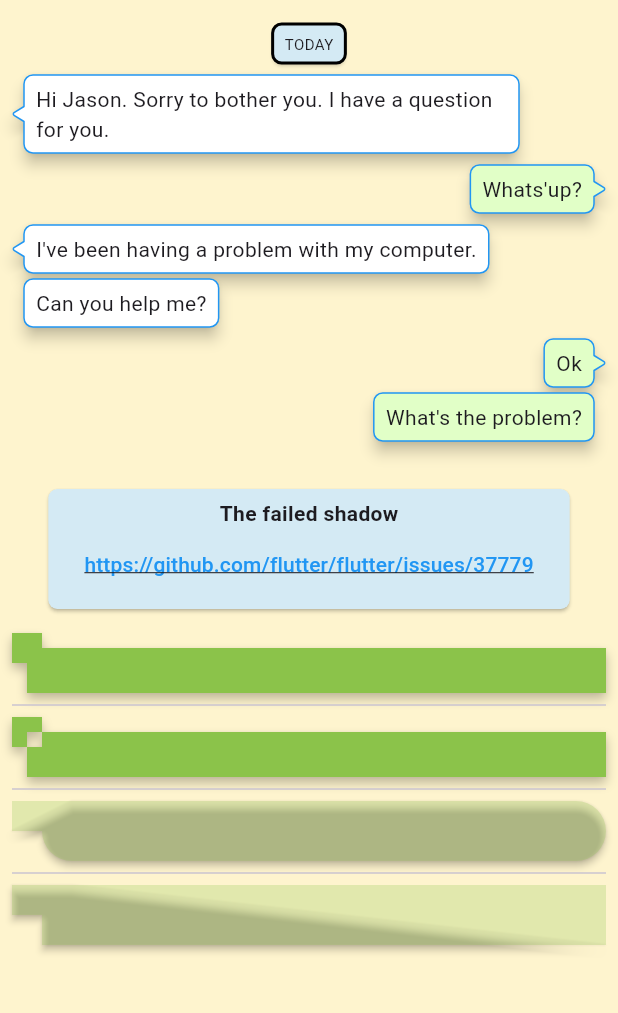
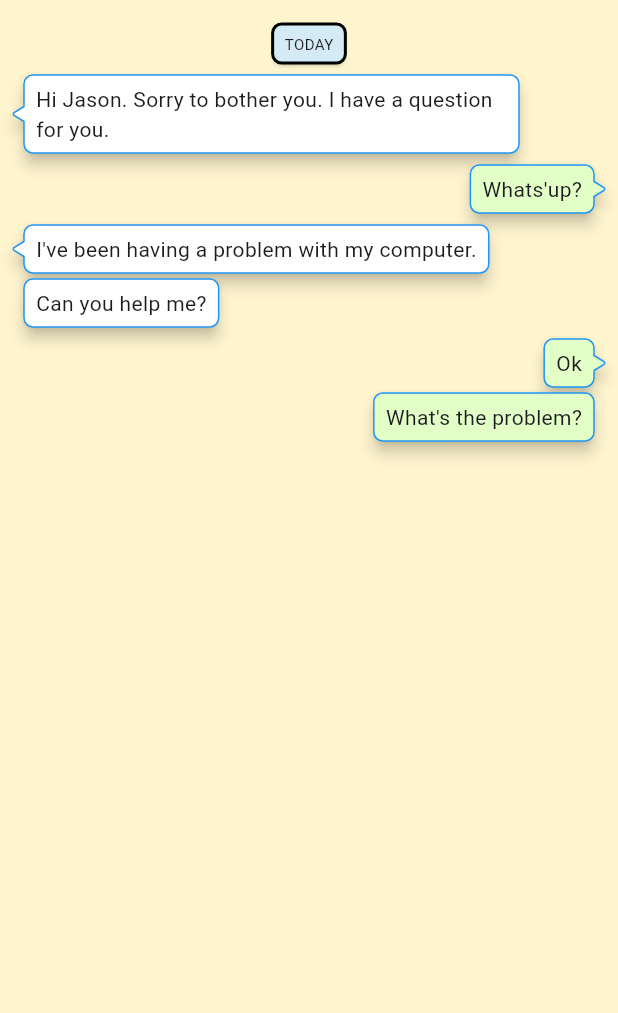
Before and after one commit to vi-k/bubble, a Flutter app: the screen it shows after launch, on a phone screen of 412 x 824 dp, the part 84-1097 px from its top. Run offline on Flutter 3.47's test engine with Material 3 defaults, Android fonts, the phone set to English and light mode, and no system bars.

Commit message:
chore: drop the failed-shadow block from the example
The block showed flutter/flutter#37779 next to the chat. That bug is
only visible on Skia, and under Impeller the heading stood over
correct shadows. The bubble itself never takes that path: it draws
its shadow with transparentOccluder false. The block was also the
only reason the example needed url_launcher and the package
exported IssueClipper. The bug is tracked as flutter/flutter#194448
with a minimal sample.

Co-Authored-By: Claude Opus 5.5 <noreply@anthropic.com>
Claude-Session: https://claude.ai/code/session_01PcLPeLDJajr6aF9uy6LZsE

```diff
--- a/example/lib/main.dart
+++ b/example/lib/main.dart
@@ -1,7 +1,5 @@
 import 'package:bubble/bubble.dart';
-import 'package:bubble/issue_clipper.dart';
 import 'package:flutter/material.dart';
-import 'package:url_launcher/url_launcher.dart';
 
 void main() => runApp(const MyApp());
 
@@ -113,69 +111,6 @@ class _MyHomePageState extends State<MyHomePage> {
                 margin: const BubbleEdges.only(top: 4),
                 child: const Text("What's the problem?"),
               ),
-              Bubble(
-                alignment: Alignment.center,
-                color: const Color.fromARGB(255, 212, 234, 244),
-                margin: const BubbleEdges.only(top: 32, bottom: 16),
-                child: Column(
-                  mainAxisSize: MainAxisSize.min,
-                  children: [
-                    const Text(
-                      'The failed shadow',
-                      style: TextStyle(fontWeight: FontWeight.bold),
-                    ),
-                    // Platform.,
-                    MaterialButton(
-                      onPressed: () async {
-                        final url = Uri.parse(
-                          'https://github.com/flutter/flutter/issues/37779',
-                        );
-                        if (!await launchUrl(url)) {
-                          throw Exception('Could not launch $url');
-                        }
-                      },
-                      child: const Text(
-                        'https://github.com/flutter/flutter/issues/37779',
-                        style: TextStyle(
-                          color: Colors.blue,
-                          decoration: TextDecoration.underline,
-                        ),
-                      ),
-                    ),
-                  ],
-                ),
-              ),
-              PhysicalShape(
-                clipBehavior: Clip.antiAlias,
-                clipper: IssueClipper(0),
-                color: Colors.lightGreen,
-                elevation: 2,
-                child: const SizedBox(width: 80, height: 40),
-              ),
-              const Divider(),
-              PhysicalShape(
-                clipBehavior: Clip.antiAlias,
-                clipper: IssueClipper(1),
-                color: Colors.lightGreen,
-                elevation: 2,
-                child: const SizedBox(width: 80, height: 40),
-              ),
-              const Divider(),
-              PhysicalShape(
-                clipBehavior: Clip.antiAlias,
-                clipper: IssueClipper(2),
-                color: Colors.lightGreen.withAlpha(64),
-                elevation: 2,
-                child: const SizedBox(width: 80, height: 40),
-              ),
-              const Divider(),
-              PhysicalShape(
-                clipBehavior: Clip.antiAlias,
-                clipper: IssueClipper(3),
-                color: Colors.lightGreen.withAlpha(64),
-                elevation: 2,
-                child: const SizedBox(width: 80, height: 40),
-              ),
             ],
           ),
         ),
--- a/example/pubspec.yaml
+++ b/example/pubspec.yaml
@@ -11,7 +11,6 @@ dependencies:
     path: ../
   flutter:
     sdk: flutter
-  url_launcher: ^6.3.1
 
 dev_dependencies:
   flutter_lints: ^5.0.0
```
Also changed, not shown: example/pubspec.lock, 8 other files.
